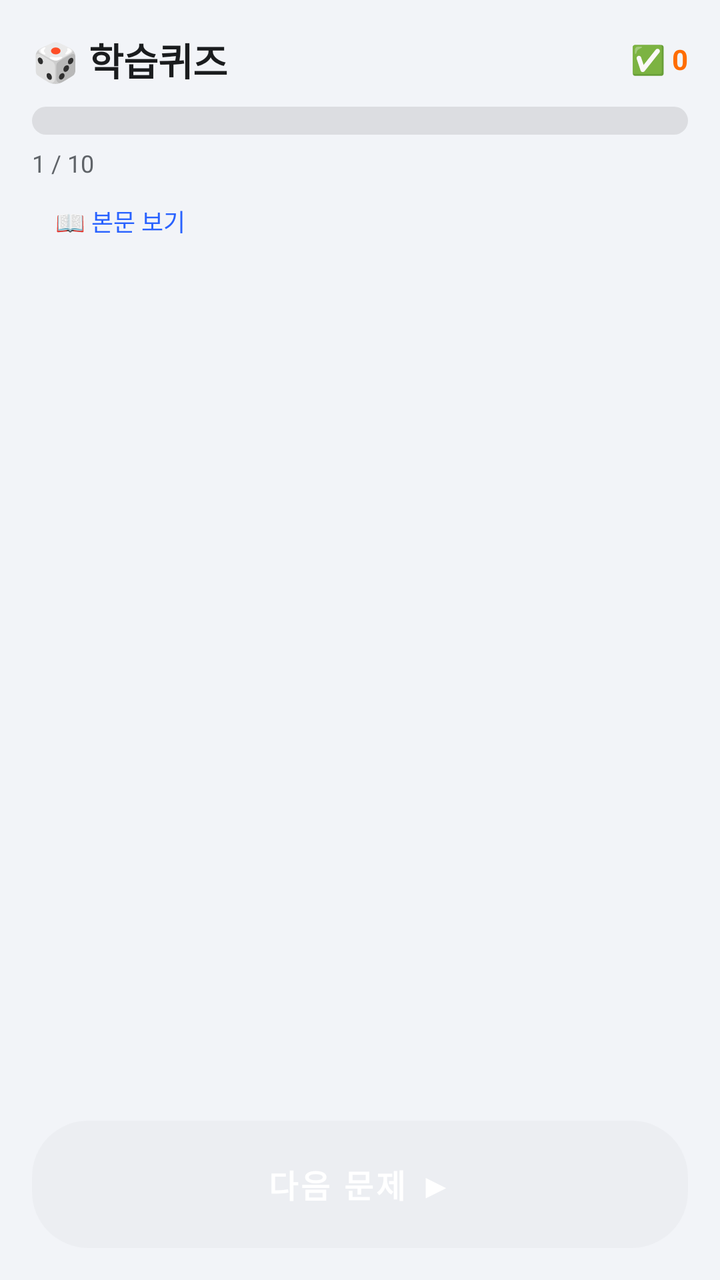
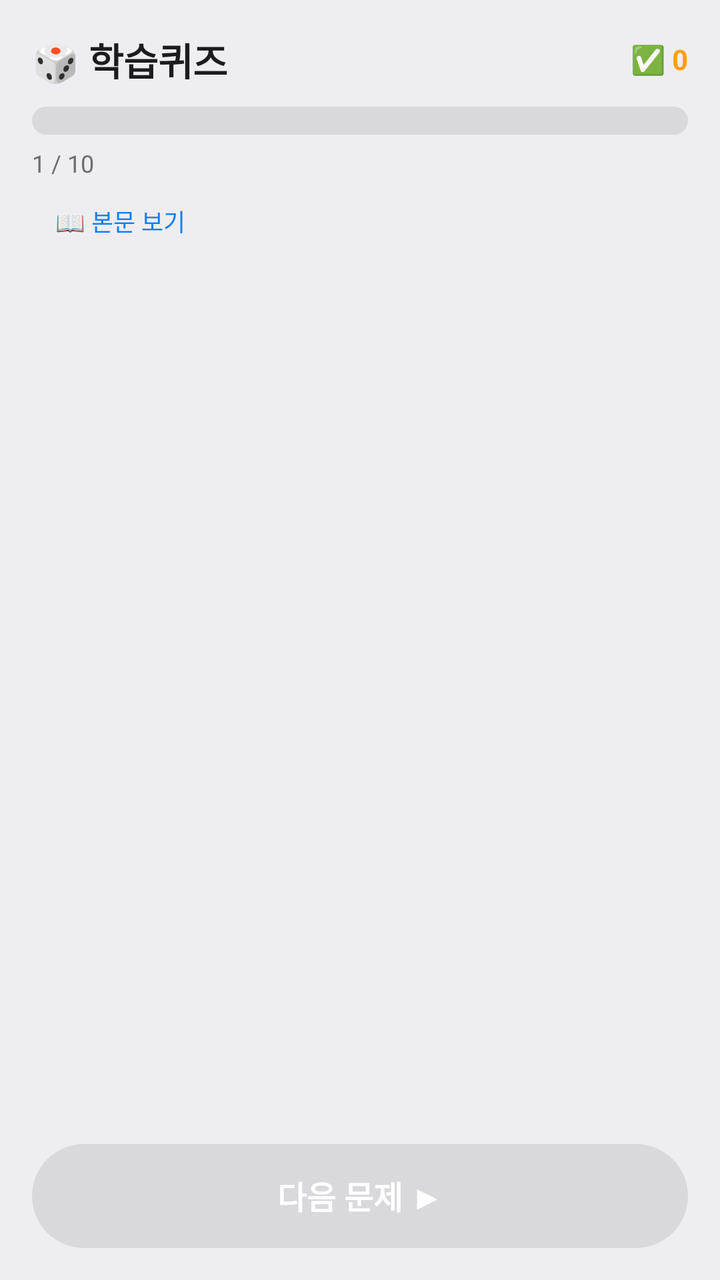

An Android layout rendered at two revisions. The XML below is the earlier revision; the diff shows what the commit changed to produce the second picture.
<!-- AndroidManifest.xml: application theme Theme.AdminMemo -->
<!-- res/layout/activity_quiz_session.xml -->
<?xml version="1.0" encoding="utf-8"?>
<LinearLayout xmlns:android="http://schemas.android.com/apk/res/android"
    android:layout_width="match_parent"
    android:layout_height="match_parent"
    android:orientation="vertical"
    android:background="@color/bg_screen">

    <LinearLayout
        android:layout_width="match_parent"
        android:layout_height="wrap_content"
        android:orientation="vertical"
        android:padding="16dp"
        android:paddingBottom="8dp">

        <LinearLayout
            android:layout_width="match_parent"
            android:layout_height="wrap_content"
            android:orientation="horizontal"
            android:gravity="center_vertical"
            android:layout_marginBottom="10dp">

            <TextView
                android:id="@+id/tvQuizHeader"
                android:layout_width="0dp"
                android:layout_height="wrap_content"
                android:layout_weight="1"
                android:text="🎲 학습퀴즈"
                android:textColor="@color/text_main"
                android:textSize="19sp"
                android:textStyle="bold"/>

            <TextView
                android:id="@+id/tvQuizScore"
                android:layout_width="wrap_content"
                android:layout_height="wrap_content"
                android:textColor="@color/accent"
                android:textStyle="bold"
                android:textSize="14sp"
                android:text="✅ 0"/>
        </LinearLayout>

        <ProgressBar
            android:id="@+id/pbQuizProgress"
            style="@android:style/Widget.ProgressBar.Horizontal"
            android:layout_width="match_parent"
            android:layout_height="14dp"
            android:max="100"
            android:progress="0"
            android:progressDrawable="@drawable/quiz_progress_bar"/>

        <TextView
            android:id="@+id/tvQuizProgress"
            android:layout_width="wrap_content"
            android:layout_height="wrap_content"
            android:layout_marginTop="6dp"
            android:textColor="@color/text_sub"
            android:textSize="12sp"
            android:text="1 / 10"/>

        <Button
            android:id="@+id/btnQuizShowContext"
            style="?android:attr/borderlessButtonStyle"
            android:layout_width="wrap_content"
            android:layout_height="wrap_content"
            android:layout_marginTop="2dp"
            android:minHeight="0dp"
            android:paddingHorizontal="0dp"
            android:textColor="@color/primary"
            android:textSize="12sp"
            android:text="📖 본문 보기"/>

    </LinearLayout>

    <ScrollView
        android:layout_width="match_parent"
        android:layout_height="0dp"
        android:layout_weight="1"
        android:clipToPadding="false"
        android:paddingHorizontal="16dp">

        <LinearLayout
            android:id="@+id/quizContainer"
            android:layout_width="match_parent"
            android:layout_height="wrap_content"
            android:orientation="vertical"
            android:paddingBottom="8dp"/>

    </ScrollView>

    <LinearLayout
        android:layout_width="match_parent"
        android:layout_height="wrap_content"
        android:orientation="vertical"
        android:padding="16dp"
        android:background="@color/bg_screen">

        <Button
            android:id="@+id/btnQuizNext"
            android:layout_width="match_parent"
            android:layout_height="wrap_content"
            android:minHeight="58dp"
            android:paddingVertical="14dp"
            android:background="@drawable/bg_btn_primary_pill"
            android:textColor="@android:color/white"
            android:textSize="16sp"
            android:textStyle="bold"
            android:text="다음 문제 ▶"
            android:enabled="false"/>

    </LinearLayout>

</LinearLayout>
<!-- resources referenced by this layout -->
<resources>
  <color name="accent">#FF6D00</color>
  <color name="bg_screen">#F2F4F8</color>
  <color name="primary">#2962FF</color>
  <color name="text_main">#1A1C1E</color>
  <color name="text_sub">#5F6368</color>
  <!-- drawable bg_btn_primary_pill (drawable) -->
  <?xml version="1.0" encoding="utf-8"?>
  <selector xmlns:android="http://schemas.android.com/apk/res/android">
      <item android:state_enabled="false">
          <shape android:shape="rectangle">
              <corners android:radius="28dp"/>
              <solid android:color="#33808080"/>
          </shape>
      </item>
      <item>
          <shape android:shape="rectangle">
              <corners android:radius="28dp"/>
              <solid android:color="#2962FF"/>
          </shape>
      </item>
  </selector>
  <!-- drawable quiz_progress_bar (drawable) -->
  <?xml version="1.0" encoding="utf-8"?>
  <layer-list xmlns:android="http://schemas.android.com/apk/res/android">
      <item android:id="@android:id/background">
          <shape android:shape="rectangle">
              <corners android:radius="20dp"/>
              <solid android:color="#33808080"/>
          </shape>
      </item>
      <item android:id="@android:id/progress">
          <clip>
              <shape android:shape="rectangle">
                  <corners android:radius="20dp"/>
                  <gradient
                      android:type="linear"
                      android:angle="0"
                      android:startColor="#5B8DFF"
                      android:endColor="#2962FF"/>
              </shape>
          </clip>
      </item>
  </layer-list>
  <style name="Theme.AdminMemo" parent="Theme.MaterialComponents.DayNight.NoActionBar">
          <item name="colorPrimary">@color/primary</item>
          <item name="colorPrimaryDark">@color/primary_dark</item>
          <item name="colorAccent">@color/accent</item>
          <item name="android:windowBackground">@color/bg_screen</item>
      </style>
  <color name="primary_dark">#0039CB</color>
</resources>

<!-- the commit's change to res/layout/activity_quiz_session.xml (unified diff, before → after) -->
@@ -57,14 +57,15 @@
             android:textSize="12sp"
             android:text="1 / 10"/>
 
-        <Button
+        <androidx.appcompat.widget.AppCompatButton
             android:id="@+id/btnQuizShowContext"
             style="?android:attr/borderlessButtonStyle"
             android:layout_width="wrap_content"
             android:layout_height="wrap_content"
             android:layout_marginTop="2dp"
             android:minHeight="0dp"
-            android:paddingHorizontal="0dp"
+            android:paddingLeft="0dp"
+            android:paddingRight="0dp"
             android:textColor="@color/primary"
             android:textSize="12sp"
             android:text="📖 본문 보기"/>
@@ -94,12 +95,13 @@
         android:padding="16dp"
         android:background="@color/bg_screen">
 
-        <Button
+        <androidx.appcompat.widget.AppCompatButton
             android:id="@+id/btnQuizNext"
             android:layout_width="match_parent"
             android:layout_height="wrap_content"
-            android:minHeight="58dp"
-            android:paddingVertical="14dp"
+            android:minHeight="@dimen/btn_min_height"
+            android:paddingTop="14dp"
+            android:paddingBottom="14dp"
             android:background="@drawable/bg_btn_primary_pill"
             android:textColor="@android:color/white"
             android:textSize="16sp"
<!-- resource entries referenced after the edit -->
@@ -1,10 +1,11 @@
 <!-- resources referenced by this layout -->
 <resources>
-  <color name="accent">#FF6D00</color>
-  <color name="bg_screen">#F2F4F8</color>
-  <color name="primary">#2962FF</color>
-  <color name="text_main">#1A1C1E</color>
-  <color name="text_sub">#5F6368</color>
+  <color name="accent">#FF9F0A</color>
+  <color name="bg_screen">#EEEEF2</color>
+  <color name="primary">#0D7EF5</color>
+  <color name="text_main">#1C1C1E</color>
+  <color name="text_sub">#6C6C70</color>
+  <dimen name="btn_min_height">52sp</dimen>
   <!-- drawable bg_btn_primary_pill (drawable) -->
   <?xml version="1.0" encoding="utf-8"?>
   <selector xmlns:android="http://schemas.android.com/apk/res/android">
@@ -17,7 +18,7 @@
       <item>
           <shape android:shape="rectangle">
               <corners android:radius="28dp"/>
-              <solid android:color="#2962FF"/>
+              <solid android:color="@color/primary"/>
           </shape>
       </item>
   </selector>
@@ -37,8 +38,8 @@
                   <gradient
                       android:type="linear"
                       android:angle="0"
-                      android:startColor="#5B8DFF"
-                      android:endColor="#2962FF"/>
+                      android:startColor="@color/primary_dark"
+                      android:endColor="@color/primary"/>
               </shape>
           </clip>
       </item>
@@ -49,6 +50,6 @@
           <item name="colorAccent">@color/accent</item>
           <item name="android:windowBackground">@color/bg_screen</item>
       </style>
-  <color name="primary_dark">#0039CB</color>
+  <color name="primary_dark">#0A64D6</color>
 </resources>
 
